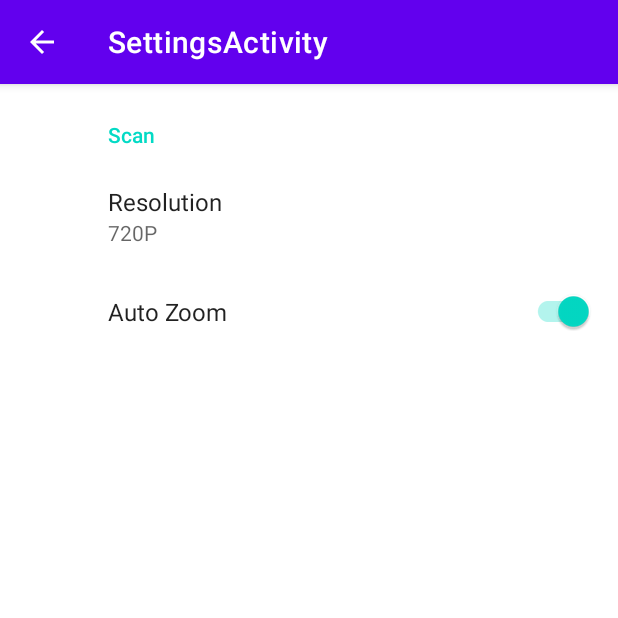
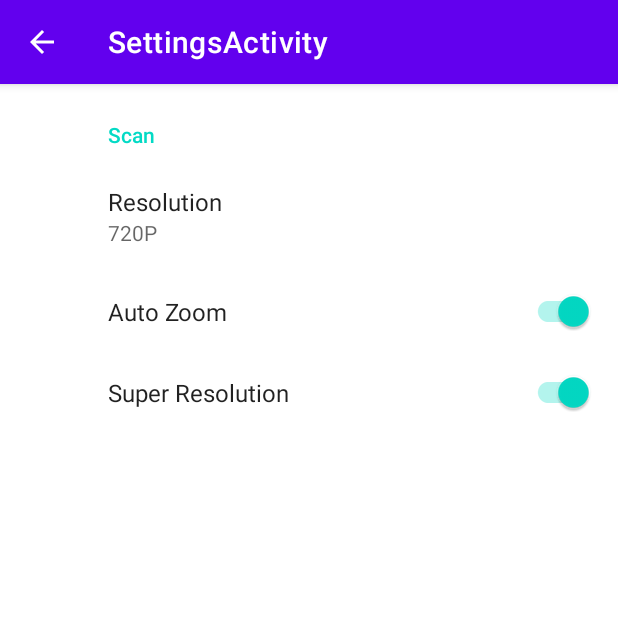
Before and after one commit to tony-xlh/Faraway_Scan, an Android app: the SettingsActivity screen opened directly, with no data from a screen before it, on a phone screen of 412 x 824 dp, the top half of it. Run offline under Robolectric (Android 15) with nearby library versions, the phone set to English and light mode, and no system bars; our stand-ins replace androidx.preference; network calls fail.

Commit message:
add superresolution settings

```diff
--- a/app/src/main/java/com/dynamsoft/farawayscan/PictureActivity.java
+++ b/app/src/main/java/com/dynamsoft/farawayscan/PictureActivity.java
@@ -3,9 +3,11 @@ package com.dynamsoft.farawayscan;
 import androidx.appcompat.app.AppCompatActivity;
 import androidx.core.app.ActivityCompat;
 import androidx.core.content.ContextCompat;
+import androidx.preference.PreferenceManager;
 
 import android.Manifest;
 import android.content.Intent;
+import android.content.SharedPreferences;
 import android.content.pm.PackageManager;
 import android.graphics.Bitmap;
 import android.graphics.drawable.BitmapDrawable;
@@ -44,6 +46,7 @@ public class PictureActivity extends AppCompatActivity {
     private BarcodeReader dbr;
     private Uri photoUri;
     private SuperResolution sr;
+    private SharedPreferences prefs;
     @Override
     protected void onCreate(Bundle savedInstanceState) {
         super.onCreate(savedInstanceState);
@@ -54,6 +57,7 @@ public class PictureActivity extends AppCompatActivity {
         codeImageView=findViewById(R.id.codeImageView2);
         srImageView=findViewById(R.id.srImageView2);
         sr = new SuperResolution(this);
+        prefs = PreferenceManager.getDefaultSharedPreferences(this);
         try {
             dbr = new BarcodeReader("t0068MgAAAJWPwDybm7nk0f9xYH25MMaVrZYcmhsiVoZrVo2hfcwRS74T6QA79OfzyvhC+9fgFI2noI8zBc66WHFCusVUgqk=");
         } catch (BarcodeReaderException e) {
@@ -170,7 +174,7 @@ public class PictureActivity extends AppCompatActivity {
                 Log.d("DBR","no detected zones");
             }
 
-            if (original){
+            if (original && prefs.getBoolean("superresolution", true) == true){
                 if (resultPoints==null){
                     trySr(iv);
                 }else{
--- a/app/src/main/res/values/strings.xml
+++ b/app/src/main/res/values/strings.xml
@@ -8,4 +8,5 @@
     <!-- Scan Preferences -->
     <string name="resolution">Resolution</string>
     <string name="autozoom">Auto Zoom</string>
+    <string name="superresolution">Super Resolution</string>
 </resources>
--- a/app/src/main/res/xml/root_preferences.xml
+++ b/app/src/main/res/xml/root_preferences.xml
@@ -15,5 +15,10 @@
             app:defaultValue="true"
             app:title="@string/autozoom" />
 
+        <SwitchPreferenceCompat
+            app:key="superresolution"
+            app:defaultValue="true"
+            app:title="@string/superresolution" />
+
     </PreferenceCategory>
 </PreferenceScreen>
```
Also changed, not shown: app/src/main/java/com/dynamsoft/farawayscan/SuperResolution.java (+7 -0 lines), 1 other file.
